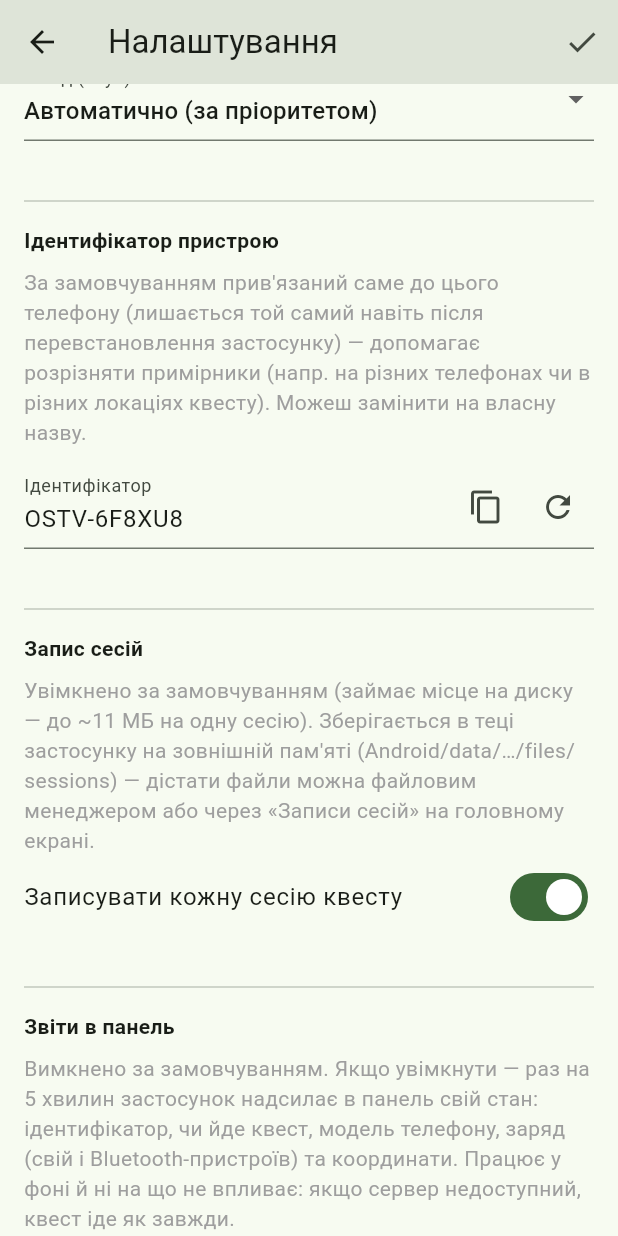
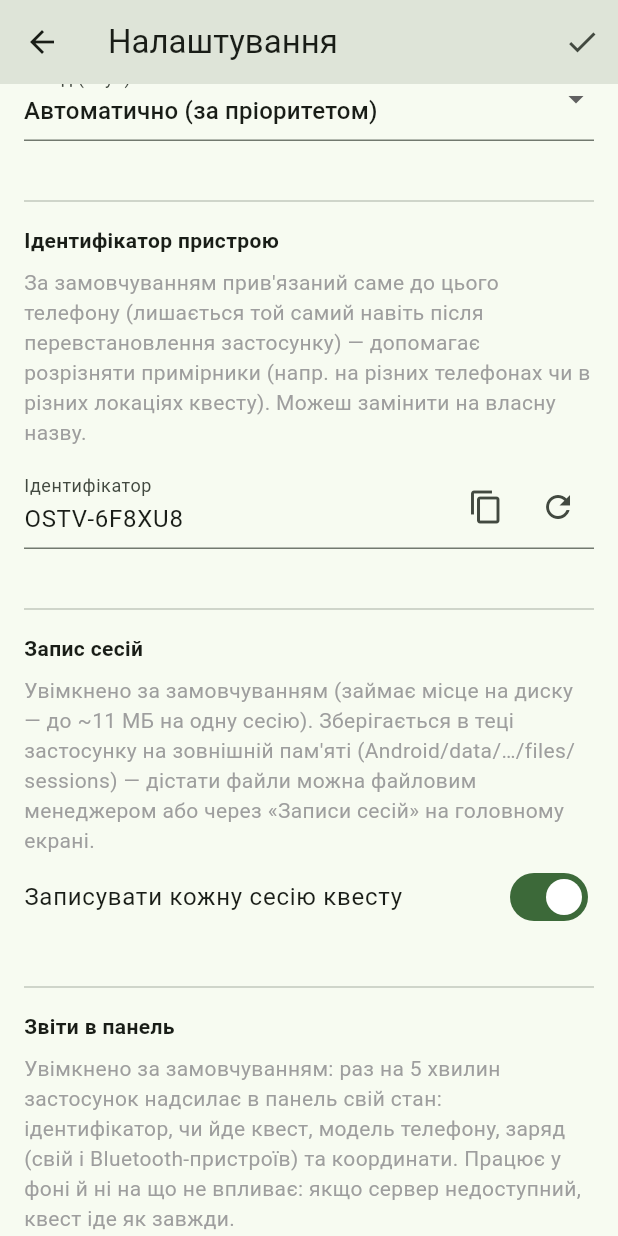
Before and after one commit to olexandrst/ostvytsya, a Flutter app: the SettingsScreen screen opened directly, scrolled down 576 dp, on a phone screen of 412 x 824 dp. Run offline on Flutter 3.47's test engine with Material 3 defaults, Android fonts, the phone set to English and light mode, and no system bars; our stand-ins replace audioplayers, flutter_secure_storage, permission_handler, share_plus; missing offline and left inert: record, vosk_flutter_service; accounts and stored records are empty; network calls fail.

Commit message:
Мобільний: типова адреса панелі https://ostvytsya.onrender.com і звіти ввімкнені
kDefaultServerUrl у constants.dart; SettingsStore.getStatusServerUrl повертає
її, якщо користувач нічого не вводив або стер поле, тож синхронізація
персонажів між телефонами, звіти статусу й повідомлення про перемоги
працюють одразу після встановлення. Звіти в панель типово ввімкнені
(вимикаються перемикачем у налаштуваннях). Екран налаштувань: підказка поля
— типова адреса, пояснення оновлено. README: синхронізація, підключення
телефонів у деплої на Render і розв'язання проблем — під нові типові.

Co-Authored-By: Claude Fable 5.1 <noreply@anthropic.com>
Claude-Session: https://claude.ai/code/session_014XYdyS6khNYD9k3Bu3T22M

```diff
--- a/mobile/lib/constants.dart
+++ b/mobile/lib/constants.dart
@@ -64,6 +64,11 @@ const String kOpenAiRealtimeModel = 'gpt-realtime-2.1-mini';
 // привітання через realtime_input.text саме для цієї моделі
 // (див. gemini_transport.dart::_sendGreeting).
 const String kGeminiLiveModel = 'gemini-3.1-flash-live-preview';
+
+/// Адреса веб-панелі за замовчуванням (Render, див. render.yaml): туди йдуть
+/// статуси терміналів, синхронізація персонажів між телефонами й перемоги.
+/// Користувач може замінити її в налаштуваннях; порожнє поле = ця адреса.
+const String kDefaultServerUrl = 'https://ostvytsya.onrender.com';
 
 /// Ціни Gemini 3.1 Flash Live, USD за 1 млн токенів (ai.google.dev/pricing,
 /// вересень 2026) — лише для ОЦІНКИ вартості в журналі сесії («Токени
--- a/mobile/lib/screens/settings_screen.dart
+++ b/mobile/lib/screens/settings_screen.dart
@@ -54,7 +54,7 @@ class _SettingsScreenState extends State<SettingsScreen> {
     _selectedOutputId = await _store.getPreferredOutputDeviceId();
     _sessionRecordingEnabled = await _store.getSessionRecordingEnabled();
     _statusReportingEnabled = await _store.getStatusReportingEnabled();
-    _statusServerCtrl.text = await _store.getStatusServerUrl() ?? '';
+    _statusServerCtrl.text = await _store.getStatusServerUrl();
     _geminiCtrl.text = gemini ?? '';
     _openaiCtrl.text = openai ?? '';
     _instanceIdCtrl.text = instanceId;
@@ -335,16 +335,17 @@ class _SettingsScreenState extends State<SettingsScreen> {
                 ),
                 const SizedBox(height: 8),
                 const Text(
-                  'Вимкнено за замовчуванням. Якщо увімкнути — раз на 5 хвилин '
-                  'застосунок надсилає в панель свій стан: ідентифікатор, чи '
-                  'йде квест, модель телефону, заряд (свій і Bluetooth-'
-                  'пристроїв) та координати. Працює у фоні й ні на що не '
-                  'впливає: якщо сервер недоступний, квест іде як завжди.\n\n'
-                  'Сама адреса сервера (незалежно від перемикача звітів) '
-                  'також вмикає синхронізацію персонажів між терміналами '
-                  '(правка персонажа на одному телефоні за кілька хвилин '
-                  "з'являється на всіх інших) і повідомлення панелі про "
-                  'перемоги команд.',
+                  'Увімкнено за замовчуванням: раз на 5 хвилин застосунок '
+                  'надсилає в панель свій стан: ідентифікатор, чи йде квест, '
+                  'модель телефону, заряд (свій і Bluetooth-пристроїв) та '
+                  'координати. Працює у фоні й ні на що не впливає: якщо '
+                  'сервер недоступний, квест іде як завжди.\n\n'
+                  'Адреса сервера типово — панель парку на Render '
+                  '($kDefaultServerUrl); порожнє поле означає саме її. Адреса '
+                  '(незалежно від перемикача звітів) вмикає синхронізацію '
+                  'персонажів між терміналами (правка персонажа на одному '
+                  "телефоні за кілька хвилин з'являється на всіх інших) і "
+                  'повідомлення панелі про перемоги команд.',
                   style: TextStyle(color: Colors.grey),
                 ),
                 SwitchListTile(
@@ -359,7 +360,7 @@ class _SettingsScreenState extends State<SettingsScreen> {
                   autocorrect: false,
                   decoration: InputDecoration(
                     labelText: 'Адреса сервера',
-                    hintText: 'https://host:port',
+                    hintText: kDefaultServerUrl,
                     // Адреса важлива і без перемикача звітів (нею ж
                     // вмикається синхронізація персонажів) — тож і помилку
                     // показуємо незалежно від нього.
--- a/mobile/lib/services/settings_store.dart
+++ b/mobile/lib/services/settings_store.dart
@@ -3,6 +3,7 @@ import 'dart:math';
 
 import 'package:flutter_secure_storage/flutter_secure_storage.dart';
 
+import '../constants.dart';
 import 'device_id_service.dart';
 import 'persistent_backup.dart';
 
@@ -209,12 +210,12 @@ class SettingsStore {
     await _syncBackup();
   }
 
-  /// Періодичний звіт статусу термінала у веб-панель. Типово ВИМКНЕНО:
-  /// поки користувач сам не ввімкне й не вкаже адресу сервера, застосунок
-  /// не надсилає нікуди нічого.
+  /// Періодичний звіт статусу термінала у веб-панель. Типово УВІМКНЕНО —
+  /// разом із типовою адресою панелі (kDefaultServerUrl) термінал з'являється
+  /// на /agents одразу після встановлення. Вимикається в налаштуваннях.
   Future<bool> getStatusReportingEnabled() async {
     final v = await _storage.read(key: _statusReportingEnabledName);
-    return v == 'true';
+    return v == null ? true : v == 'true';
   }
 
   Future<void> setStatusReportingEnabled(bool value) async {
@@ -222,9 +223,13 @@ class SettingsStore {
     await _syncBackup();
   }
 
-  /// Адреса веб-панелі у вигляді `https://host:port`.
-  Future<String?> getStatusServerUrl() =>
-      _storage.read(key: _statusServerUrlName);
+  /// Адреса веб-панелі у вигляді `https://host:port`. Якщо користувач нічого
+  /// не вводив (або стер поле) — типова панель kDefaultServerUrl, тож
+  /// синхронізація персонажів, звіти й перемоги працюють «з коробки».
+  Future<String> getStatusServerUrl() async {
+    final v = (await _storage.read(key: _statusServerUrlName))?.trim();
+    return (v == null || v.isEmpty) ? kDefaultServerUrl : v;
+  }
 
   Future<void> setStatusServerUrl(String value) async {
     final v = value.trim();
```
Also changed, not shown: mobile/lib/main.dart (+4 -4 lines), 1 other file.
